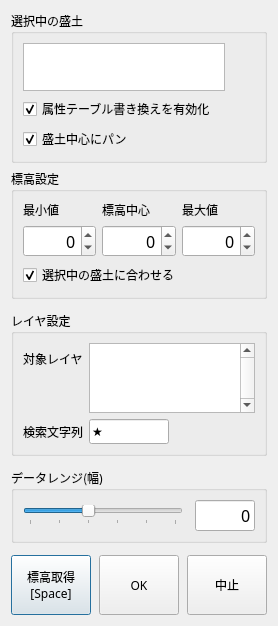
Above: demstyle_all_dialog_base.ui from tamaohome/qgis-demstyle-all before the change. Below: the same form after it.
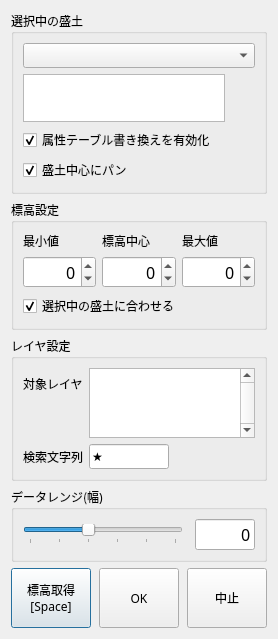
That is the form after the change. Custom widgets are drawn as their Qt base class.

Diff of the .ui file:
```diff
--- a/demstyle_all_dialog_base.ui
+++ b/demstyle_all_dialog_base.ui
@@ -7,7 +7,7 @@
     <x>0</x>
     <y>0</y>
     <width>270</width>
-    <height>534</height>
+    <height>560</height>
    </rect>
   </property>
   <property name="font">
@@ -38,6 +38,9 @@
       <string>選択中の盛土</string>
      </property>
      <layout class="QVBoxLayout" name="currentFeatureLayout">
+      <item>
+       <widget class="FeatureLayerComboBox" name="featureLayerComboBox"/>
+      </item>
       <item>
        <widget class="QTableWidget" name="currentFeatureTableWidget">
         <property name="sizePolicy">
@@ -105,24 +108,6 @@
     </widget>
    </item>
    <item>
-    <widget class="QWidget" name="controlWidget" native="true">
-     <layout class="QVBoxLayout" name="controlLayout">
-      <property name="spacing">
-       <number>12</number>
-      </property>
-      <property name="leftMargin">
-       <number>0</number>
-      </property>
-      <property name="topMargin">
-       <number>0</number>
-      </property>
-      <property name="rightMargin">
-       <number>0</number>
-      </property>
-      <property name="bottomMargin">
-       <number>0</number>
-      </property>
-      <item>
        <widget class="QGroupBox" name="elevationValueGroupBox">
         <property name="title">
          <string>標高設定</string>
@@ -538,9 +523,13 @@
       </item>
      </layout>
     </widget>
-   </item>
-  </layout>
- </widget>
+ <customwidgets>
+  <customwidget>
+   <class>FeatureLayerComboBox</class>
+   <extends>QComboBox</extends>
+   <header>demstyle_all.feature_layer_combo_box</header>
+  </customwidget>
+ </customwidgets>
  <resources/>
  <connections/>
 </ui>
```
Left out of the diff: 2 changed lines with no effect on the pictures. Lines whose indentation alone changed are shown as unchanged.
